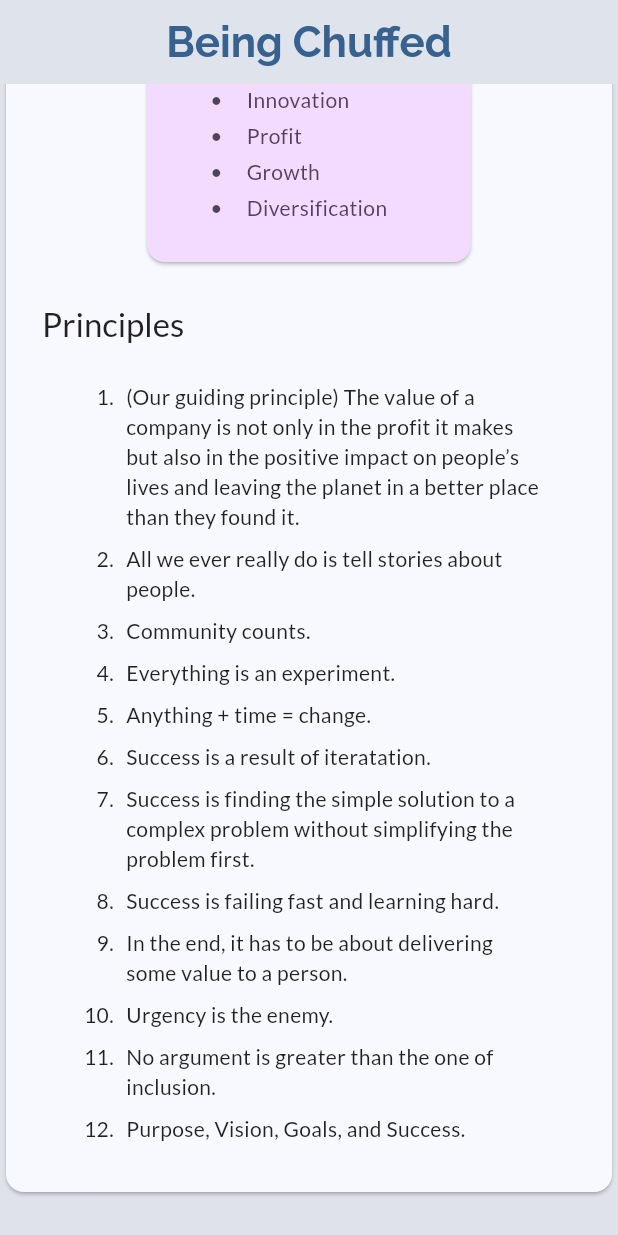
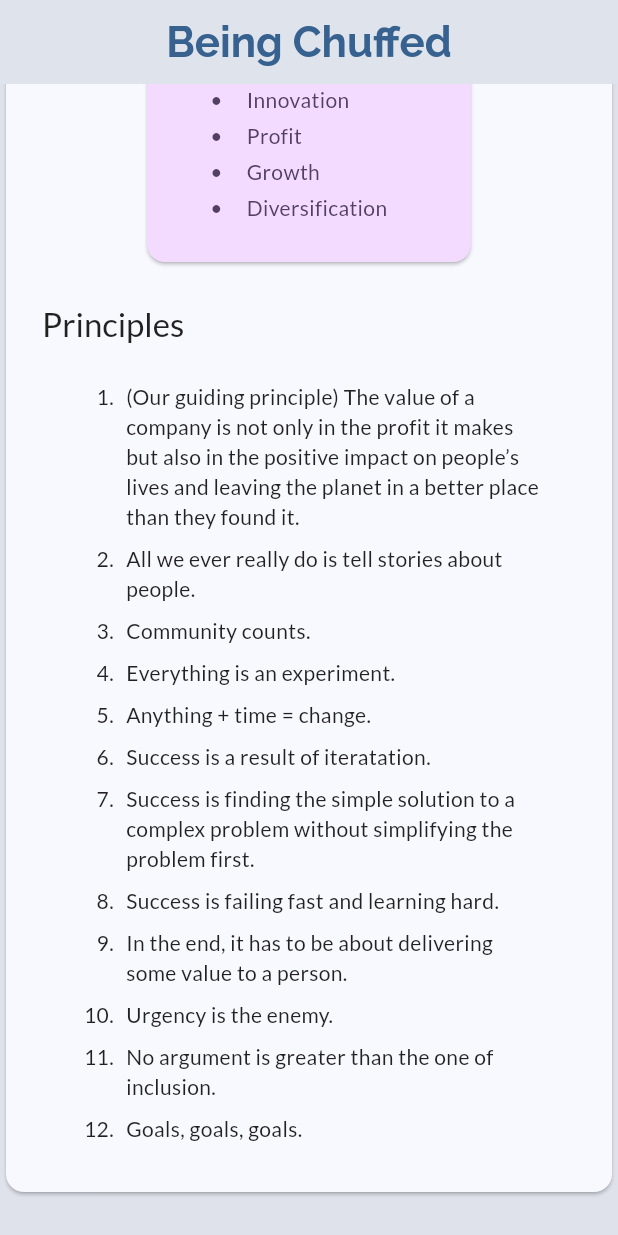
Before and after one commit to ChuffedDom/being-chuffed, a Flutter app: the screen it shows after launch, scrolled down 1152 dp, on a phone screen of 412 x 824 dp. Run offline on Flutter 3.47's test engine with Material 2 defaults, Android fonts, the phone set to English and light mode, and no system bars; our stand-ins replace firebase_core, google_fonts; accounts and stored records are empty; statements that could not run were skipped.

Commit message:
Update goals principle

```diff
--- a/lib/homepage.dart
+++ b/lib/homepage.dart
@@ -194,7 +194,7 @@ class HomePage extends StatelessWidget {
                       ),
                       const PrincipleItem(
                         orderNumber: 12,
-                        mainText: "Purpose, Vision, Goals, and Success.",
+                        mainText: "Goals, goals, goals.",
                       ),
                     ],
                   ),
```
